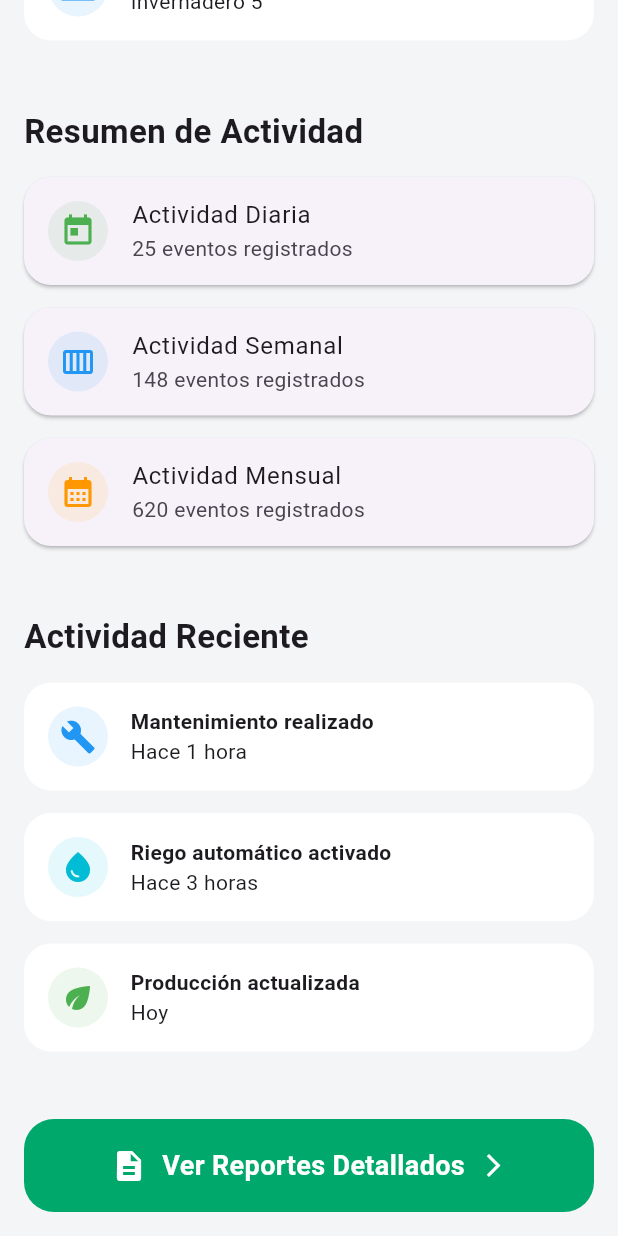
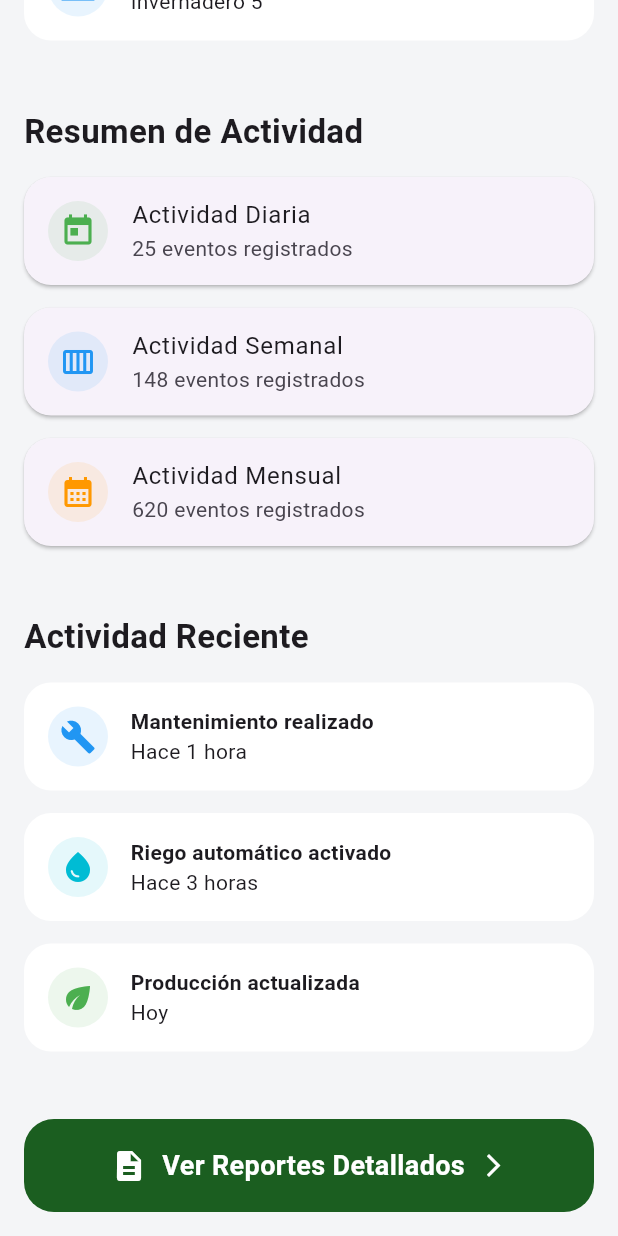
Before and after one commit to POOX4567/IBI-J-CAMA, a Flutter app: the HomeScreen screen opened directly, scrolled down 958 dp, on a phone screen of 412 x 824 dp. Run offline on Flutter 3.47's test engine with Material 3 defaults, Android fonts, the phone set to English and light mode, and no system bars; our stand-ins replace fl_chart, lucide_icons_flutter.

Commit message:
feat:(Home_screen):cambios de colores

```diff
--- a/lib/screens/home_screen.dart
+++ b/lib/screens/home_screen.dart
@@ -44,7 +44,7 @@ class _HomeScreenState extends State<HomeScreen> {
       padding: const EdgeInsets.all(20),
 
       decoration: const BoxDecoration(
-        color: Color(0xFF00A86B),
+        color: Color(0xff1B5E20),
 
         borderRadius: BorderRadius.only(
           bottomLeft: Radius.circular(30),
@@ -761,7 +761,7 @@ class _HomeScreenState extends State<HomeScreen> {
         padding: const EdgeInsets.all(18),
 
         decoration: BoxDecoration(
-          color: const Color(0xFF00A86B),
+          color: const Color(0xff1B5E20),
           borderRadius: BorderRadius.circular(20),
         ),
 
```
